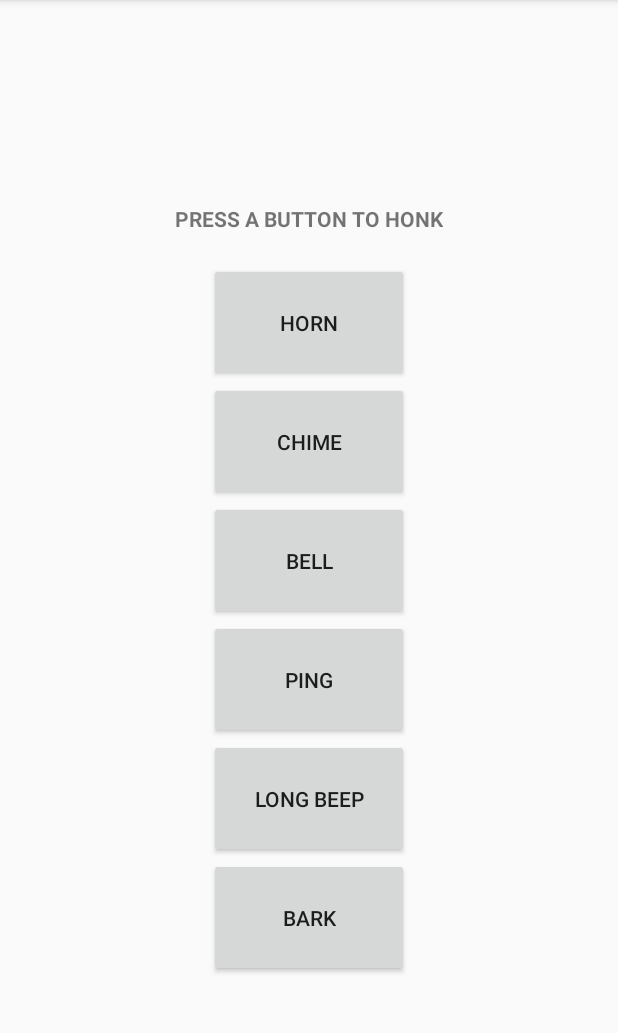
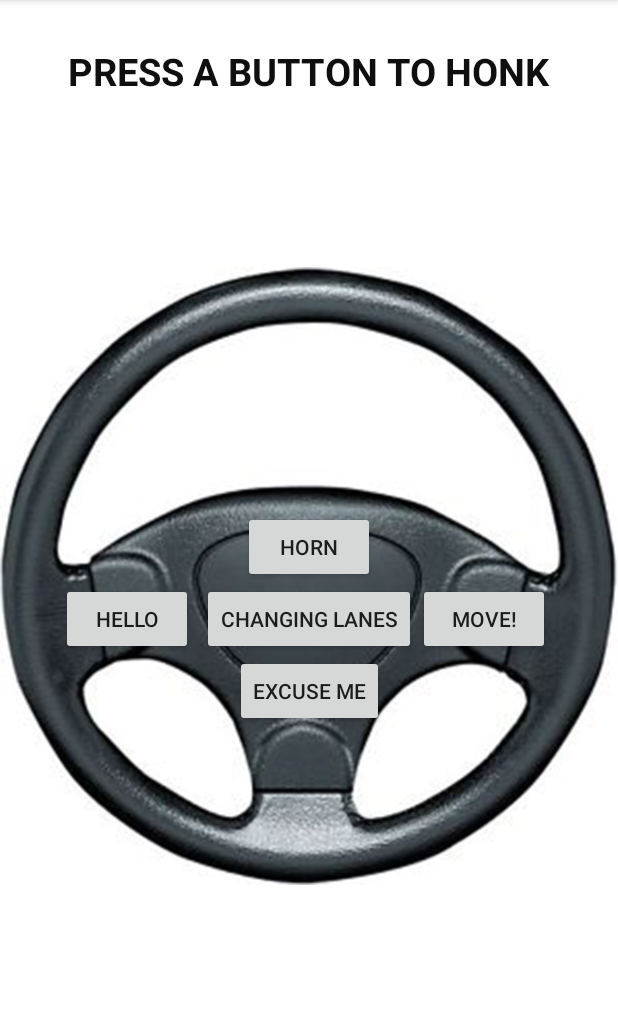
Before and after one commit to mikegordonwright/Artifact, an Android app: the screen it shows after launch (MainActivity), on a phone screen of 412 x 824 dp, the part 84-1117 px from its top. Run offline under Robolectric (Android 15) with nearby library versions, the phone set to English and light mode, and no system bars.

Commit message:
changed the layout to have a background

```diff
--- a/app/src/main/java/com/example/artifact/MainActivity.java
+++ b/app/src/main/java/com/example/artifact/MainActivity.java
@@ -1,10 +1,15 @@
 package com.example.artifact;
 
 import android.media.MediaPlayer;
+import android.support.constraint.ConstraintLayout;
 import android.support.v7.app.AppCompatActivity;
 import android.os.Bundle;
+import android.util.DisplayMetrics;
 import android.view.View;
 import android.widget.Button;
+import android.widget.LinearLayout;
+import android.widget.RelativeLayout;
+import android.widget.TextView;
 
 public class MainActivity extends AppCompatActivity {
 
@@ -13,25 +18,36 @@ public class MainActivity extends AppCompatActivity {
     protected Button button3;
     protected Button button4;
     protected Button button5;
-    protected Button button6;
     protected MediaPlayer mp1;
     protected MediaPlayer mp2;
     protected MediaPlayer mp3;
     protected MediaPlayer mp4;
     protected MediaPlayer mp5;
-    protected MediaPlayer mp6;
+    protected ConstraintLayout conLayout;
 
     @Override
     protected void onCreate(Bundle savedInstanceState) {
         super.onCreate(savedInstanceState);
         setContentView(R.layout.activity_main);
 
+
+        //fit steering wheel background to screen size
+        conLayout = findViewById(R.id.conLayout);
+
+        DisplayMetrics displayMetrics = new DisplayMetrics();
+        getWindowManager().getDefaultDisplay().getMetrics(displayMetrics);
+        int width = displayMetrics.widthPixels;
+
+        RelativeLayout.LayoutParams lp = new RelativeLayout.LayoutParams(width, width);
+        conLayout.setLayoutParams(lp);
+        lp.addRule(RelativeLayout.CENTER_IN_PARENT);
+
+
         button1 = findViewById(R.id.button1);
         button2 = findViewById(R.id.button2);
         button3 = findViewById(R.id.button3);
         button4 = findViewById(R.id.button4);
         button5 = findViewById(R.id.button5);
-        button6 = findViewById(R.id.button6);
 
 
         mp1 = MediaPlayer.create(this, R.raw.horn);
@@ -39,7 +55,6 @@ public class MainActivity extends AppCompatActivity {
         mp3 = MediaPlayer.create(this, R.raw.bell);
         mp4 = MediaPlayer.create(this, R.raw.ping);
         mp5 = MediaPlayer.create(this, R.raw.longbeep);
-        mp6 = MediaPlayer.create(this, R.raw.bark);
 
         setupListeners();
 
@@ -83,13 +98,6 @@ public class MainActivity extends AppCompatActivity {
             }
         });
 
-        button6.setOnClickListener(new Button.OnClickListener(){
-            @Override
-            public void onClick(View v) {
-                mp6.start();
-            }
-        });
-
     }
 
 
--- a/app/src/main/res/layout/activity_main.xml
+++ b/app/src/main/res/layout/activity_main.xml
@@ -1,10 +1,11 @@
 <?xml version="1.0" encoding="utf-8"?>
 <RelativeLayout xmlns:android="http://schemas.android.com/apk/res/android"
+    xmlns:app="http://schemas.android.com/apk/res-auto"
     xmlns:tools="http://schemas.android.com/tools"
     android:layout_width="match_parent"
     android:layout_height="match_parent"
-    tools:context=".MainActivity"
-    android:gravity="center">
+    android:background="#ffffff"
+    tools:context=".MainActivity">
 
     <TextView
         android:id="@+id/textView"
@@ -12,61 +13,75 @@
         android:layout_height="wrap_content"
         android:text="Press a Button to Honk"
         android:padding="20dp"
+        android:textSize="25sp"
+        android:layout_alignParentTop="true"
+        android:layout_marginTop="10dp"
+        android:layout_marginBottom="20dp"
         android:layout_centerHorizontal="true"
-        android:textAlignment="viewStart"
         android:textAllCaps="true"
+        android:textColor="#0f0f0f"
         android:textStyle="bold" />
 
 
-    <LinearLayout
-        android:layout_width="wrap_content"
-        android:layout_height="wrap_content"
-        android:orientation="vertical"
+    <android.support.constraint.ConstraintLayout
+        android:id="@+id/conLayout"
+        android:layout_width="match_parent"
+        android:layout_height="1080px"
         android:layout_below="@id/textView"
-        android:layout_centerHorizontal="true">
-
+        android:layout_marginTop="53dp"
+        android:background="@drawable/wheel"
+        tools:layout_editor_absoluteY="158dp">
 
         <Button
             android:id="@+id/button1"
-            android:layout_width="match_parent"
+            android:layout_width="wrap_content"
             android:layout_height="wrap_content"
-            android:padding="30dp"
-            android:text="Horn" />
+            android:layout_marginStart="27dp"
+            android:padding="0dp"
+            android:text="Horn"
+            app:layout_constraintBottom_toTopOf="@+id/button3"
+            app:layout_constraintStart_toStartOf="@+id/button3" />
 
         <Button
             android:id="@+id/button2"
-            android:layout_width="match_parent"
+            android:layout_width="wrap_content"
             android:layout_height="wrap_content"
-            android:padding="30dp"
-            android:text="Chime" />
+            android:layout_marginStart="22dp"
+            android:layout_marginBottom="105dp"
+            android:text="Excuse Me"
+            app:layout_constraintBottom_toBottomOf="parent"
+            app:layout_constraintStart_toStartOf="@+id/button3" />
 
         <Button
             android:id="@+id/button3"
-            android:layout_width="match_parent"
+            android:layout_width="wrap_content"
             android:layout_height="wrap_content"
-            android:padding="30dp"
-            android:text="Bell" />
+            android:layout_marginEnd="1dp"
+            android:text="Changing lanes"
+            app:layout_constraintBottom_toTopOf="@+id/button2"
+            app:layout_constraintEnd_toStartOf="@+id/button5"
+            app:layout_constraintStart_toEndOf="@+id/button4" />
 
         <Button
             android:id="@+id/button4"
-            android:layout_width="match_parent"
+            android:layout_width="wrap_content"
             android:layout_height="wrap_content"
-            android:padding="30dp"
-            android:text="Ping" />
+            android:layout_marginEnd="6dp"
+            android:text="Hello"
+            app:layout_constraintBaseline_toBaselineOf="@+id/button3"
+            app:layout_constraintEnd_toStartOf="@+id/button3"
+            app:layout_constraintHorizontal_chainStyle="packed"
+            app:layout_constraintStart_toStartOf="parent" />
 
         <Button
             android:id="@+id/button5"
-            android:layout_width="match_parent"
+            android:layout_width="wrap_content"
             android:layout_height="wrap_content"
-            android:padding="30dp"
-            android:text="Long Beep" />
+            android:layout_marginEnd="5dp"
+            android:text="MOVE!"
+            app:layout_constraintBaseline_toBaselineOf="@+id/button3"
+            app:layout_constraintEnd_toEndOf="parent"
+            app:layout_constraintStart_toEndOf="@+id/button3" />
 
-        <Button
-            android:id="@+id/button6"
-            android:layout_width="match_parent"
-            android:layout_height="wrap_content"
-            android:padding="30dp"
-            android:text="Bark" />
-    </LinearLayout>
-
+    </android.support.constraint.ConstraintLayout>
 </RelativeLayout>
```
Also changed, not shown: app/src/main/res/drawable/wheel.jpg (added).
